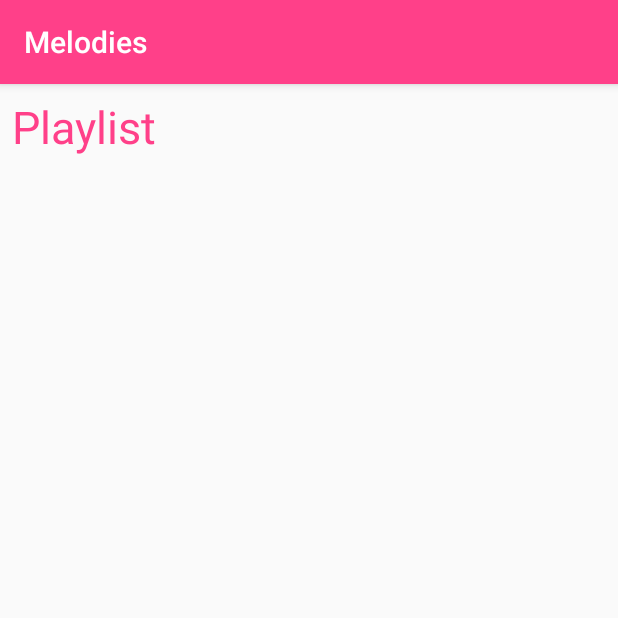
After one commit to dancanangwenyi/Melody-App, an Android app: the PlaylistActivity screen opened directly, with no data from a screen before it, on a phone screen of 412 x 824 dp, the top half of it. The commit adds this screen. Run offline under Robolectric (Android 15) with nearby library versions, the phone set to English and light mode, and no system bars.

Commit message:
Second Commit: Established a TCP connection with my linux device. The connection is working but can't still send a message to the computer. New activities that have been added include realtimeActivity and playlistActivity.
Signed-off-by: Dancan <dancangwe@gmail.com>

```diff
--- /dev/null
+++ b/app/src/main/java/com/example/dancan/serverclienttester/PlaylistActivity.java
@@ -0,0 +1,13 @@
+package com.example.dancan.serverclienttester;
+
+import android.os.Bundle;
+import android.support.v7.app.AppCompatActivity;
+
+public class PlaylistActivity extends AppCompatActivity {
+
+    @Override
+    protected void onCreate(Bundle savedInstanceState) {
+        super.onCreate(savedInstanceState);
+        setContentView(R.layout.activity_playlist);
+    }
+}
--- /dev/null
+++ b/app/src/main/res/layout/activity_playlist.xml
@@ -0,0 +1,41 @@
+<?xml version="1.0" encoding="utf-8"?>
+<LinearLayout xmlns:android="http://schemas.android.com/apk/res/android"
+    xmlns:tools="http://schemas.android.com/tools"
+    android:layout_width="match_parent"
+    android:layout_height="match_parent"
+    android:orientation="vertical"
+    tools:context=".PlaylistActivity">
+
+    <TextView
+        android:layout_width="match_parent"
+        android:layout_height="wrap_content"
+        android:layout_margin="8dp"
+        android:text="@string/playlist"
+        android:textColor="@color/colorPrimary"
+        android:textSize="30sp" />
+
+    <LinearLayout
+        android:layout_width="match_parent"
+        android:layout_height="0dp"
+        android:layout_weight="2"
+        android:orientation="vertical">
+
+        <ListView
+            android:id="@+id/playlist"
+            android:layout_width="match_parent"
+            android:layout_height="wrap_content" />
+    </LinearLayout>
+
+    <!--<RelativeLayout-->
+    <!--android:layout_width="match_parent"-->
+    <!--android:layout_height="0dp"-->
+    <!--android:layout_weight="1">-->
+    <!--<TextView-->
+    <!--android:layout_width="wrap_content"-->
+    <!--android:layout_height="wrap_content" -->
+    <!--android:id="@+id/playingTune"-->
+    <!--android:background="@color/colorBrown"/>-->
+    <!---->
+    <!--</RelativeLayout>-->
+
+</LinearLayout>
```
Also changed, not shown: app/src/main/AndroidManifest.xml (+7 -1 lines), app/src/main/java/com/example/dancan/serverclienttester/MainActivity.java (+28 -3 lines), app/src/main/java/com/example/dancan/serverclienttester/RealtimeActivity.java (added, +54 -0 lines), app/src/main/res/layout/activity_realtime.xml (added, +23 -0 lines).
